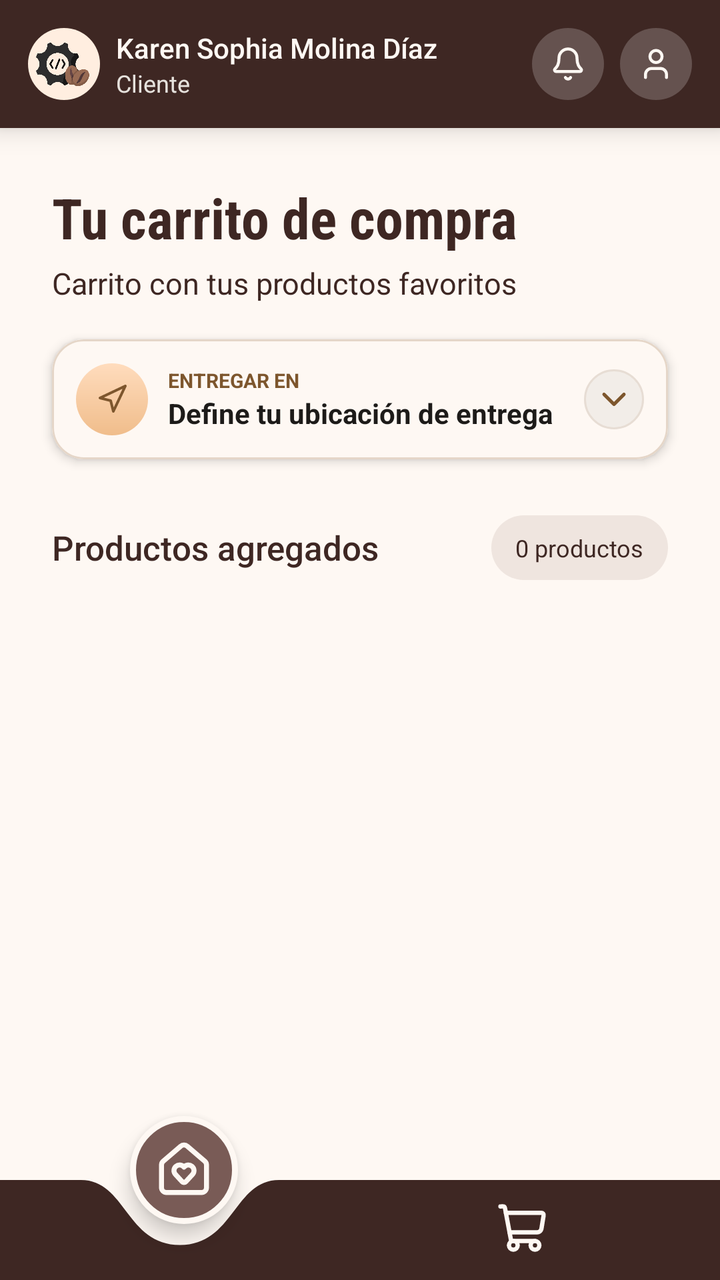
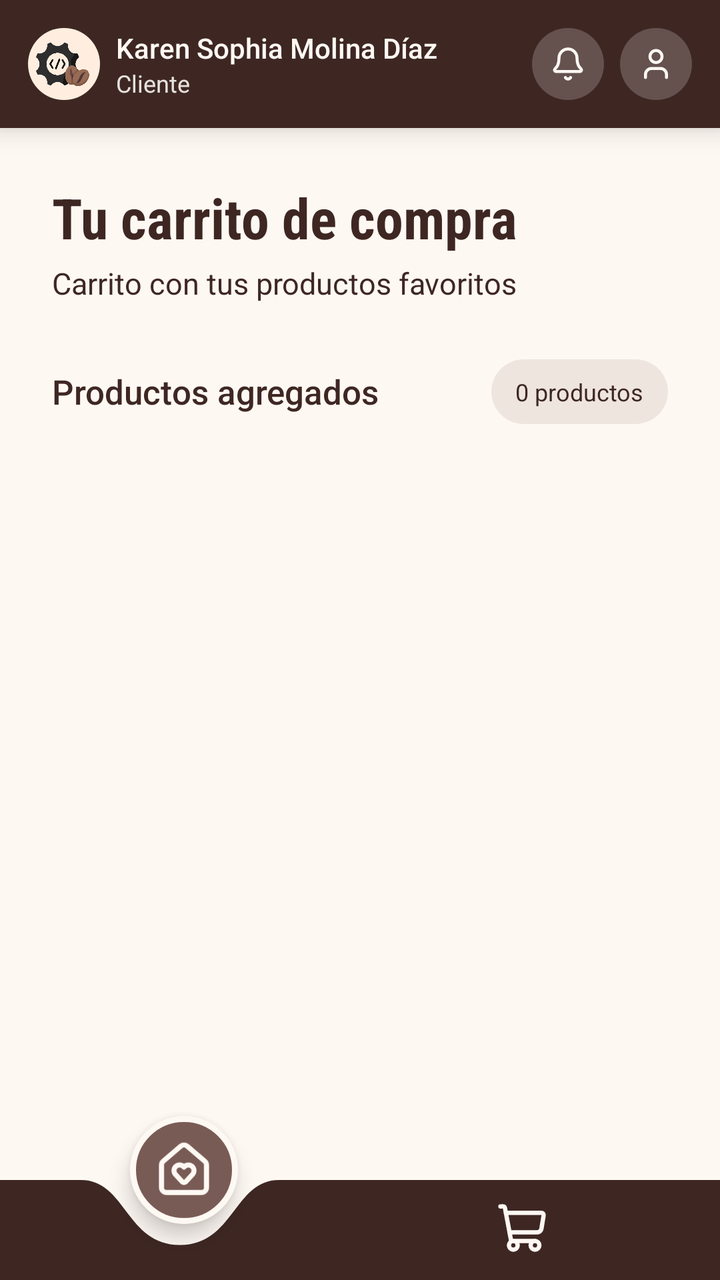

Before-and-after screenshots of an Android layout around one commit, followed by the original layout XML and the change that was made.
<!-- AndroidManifest.xml: application theme Theme.CoffeeTechMobile -->
<!-- res/layout/fragment_cart.xml -->
<?xml version="1.0" encoding="utf-8"?>
<androidx.constraintlayout.widget.ConstraintLayout
    xmlns:android="http://schemas.android.com/apk/res/android"
    xmlns:app="http://schemas.android.com/apk/res-auto"
    android:layout_width="match_parent"
    android:layout_height="match_parent"
    android:background="@color/background_app"
    android:clipChildren="false">

    <LinearLayout
        android:id="@+id/cart_header"
        android:layout_width="0dp"
        android:layout_height="64dp"
        android:background="@color/coffee_primary"
        android:elevation="8dp"
        android:gravity="center_vertical"
        android:orientation="horizontal"
        android:paddingHorizontal="14dp"
        app:layout_constraintTop_toTopOf="parent"
        app:layout_constraintStart_toStartOf="parent"
        app:layout_constraintEnd_toEndOf="parent">

        <ImageView
            android:layout_width="36dp"
            android:layout_height="36dp"
            android:background="@drawable/bg_logo_circle"
            android:contentDescription="@string/logo_description"
            android:padding="4dp"
            android:scaleType="centerInside"
            android:src="@drawable/logo" />

        <LinearLayout
            android:layout_width="0dp"
            android:layout_height="wrap_content"
            android:layout_weight="1"
            android:layout_marginStart="8dp"
            android:orientation="vertical">

            <TextView
                android:id="@+id/cart_customer_name"
                android:layout_width="match_parent"
                android:layout_height="wrap_content"
                android:maxLines="1"
                android:ellipsize="end"
                android:text="Karen Sophia Molina Díaz"
                android:textColor="@color/background_app"
                android:textSize="14sp"
                android:fontFamily="sans-serif-medium" />

            <TextView
                android:id="@+id/cart_header_role"
                android:layout_width="wrap_content"
                android:layout_height="wrap_content"
                android:text="Cliente"
                android:textColor="#E6E2DD"
                android:textSize="12sp" />

        </LinearLayout>

        <ImageButton
            android:id="@+id/cart_notifications_button"
            android:layout_width="36dp"
            android:layout_height="36dp"
            android:layout_marginEnd="8dp"
            android:background="@drawable/bg_header_icon"
            android:contentDescription="@string/notifications"
            android:src="@drawable/ic_notifications"
            app:tint="@color/background_app" />

        <ImageButton
            android:id="@+id/cart_profile_button"
            android:layout_width="36dp"
            android:layout_height="36dp"
            android:background="@drawable/bg_header_icon"
            android:contentDescription="@string/profile"
            android:src="@drawable/ic_user"
            app:tint="@color/background_app" />

    </LinearLayout>

    <androidx.core.widget.NestedScrollView
        android:id="@+id/cart_scroll"
        android:layout_width="0dp"
        android:layout_height="0dp"
        android:fillViewport="true"
        android:clipChildren="false"
        android:clipToPadding="false"
        app:layout_constraintTop_toBottomOf="@id/cart_header"
        app:layout_constraintBottom_toTopOf="@id/cart_bottom_navigation"
        app:layout_constraintStart_toStartOf="parent"
        app:layout_constraintEnd_toEndOf="parent">

        <LinearLayout
            android:layout_width="match_parent"
            android:layout_height="wrap_content"
            android:orientation="vertical"
            android:paddingHorizontal="26dp"
            android:paddingTop="26dp"
            android:paddingBottom="36dp"
            android:clipChildren="false"
            android:clipToPadding="false">

            <TextView
                android:id="@+id/cart_title"
                android:layout_width="match_parent"
                android:layout_height="wrap_content"
                android:text="@string/cart_title"
                android:textColor="@color/coffee_primary"
                android:textSize="28sp"
                android:fontFamily="sans-serif-condensed"
                android:textStyle="bold" />

            <TextView
                android:id="@+id/cart_subtitle"
                android:layout_width="match_parent"
                android:layout_height="wrap_content"
                android:layout_marginTop="4dp"
                android:text="@string/cart_subtitle"
                android:textColor="@color/coffee_primary"
                android:textSize="15sp" />

            <com.google.android.material.card.MaterialCardView
                android:id="@+id/cart_delivery_card"
                android:layout_width="match_parent"
                android:layout_height="wrap_content"
                android:layout_marginTop="18dp"
                app:cardBackgroundColor="@color/background_app"
                app:cardCornerRadius="16dp"
                app:cardElevation="3dp"
                app:strokeColor="#E5D6C8"
                app:strokeWidth="1dp">

                <LinearLayout
                    android:layout_width="match_parent"
                    android:layout_height="wrap_content"
                    android:gravity="center_vertical"
                    android:orientation="horizontal"
                    android:padding="12dp">

                    <ImageView
                        android:layout_width="36dp"
                        android:layout_height="36dp"
                        android:background="@drawable/bg_location_icon"
                        android:contentDescription="@string/delivery_location"
                        android:padding="10dp"
                        android:src="@drawable/ic_map_pin"
                        app:tint="@color/coffee_secondary" />

                    <LinearLayout
                        android:layout_width="0dp"
                        android:layout_height="wrap_content"
                        android:layout_marginStart="10dp"
                        android:layout_weight="1"
                        android:orientation="vertical">

                        <TextView
                            android:layout_width="wrap_content"
                            android:layout_height="wrap_content"
                            android:text="@string/delivery_deliver_to"
                            android:textColor="@color/coffee_secondary"
                            android:textSize="10sp"
                            android:textStyle="bold" />

                        <TextView
                            android:id="@+id/cart_delivery_address"
                            android:layout_width="match_parent"
                            android:layout_height="wrap_content"
                            android:ellipsize="end"
                            android:maxLines="1"
                            android:text="@string/delivery_address_empty"
                            android:textColor="@color/text_dark"
                            android:textSize="14sp"
                            android:textStyle="bold" />

                    </LinearLayout>

                    <ImageButton
                        android:id="@+id/cart_change_location_button"
                        android:layout_width="30dp"
                        android:layout_height="30dp"
                        android:background="@drawable/bg_location_button"
                        android:contentDescription="@string/change_location"
                        android:src="@drawable/ic_chevron_down"
                        app:tint="@color/coffee_secondary" />

                </LinearLayout>

            </com.google.android.material.card.MaterialCardView>

            <LinearLayout
                android:id="@+id/cart_products_header"
                android:layout_width="match_parent"
                android:layout_height="wrap_content"
                android:layout_marginTop="28dp"
                android:gravity="center_vertical"
                android:orientation="horizontal">

                <TextView
                    android:layout_width="0dp"
                    android:layout_height="wrap_content"
                    android:layout_weight="1"
                    android:text="Productos agregados"
                    android:textColor="@color/coffee_primary"
                    android:textSize="17sp"
                    android:fontFamily="sans-serif-medium" />

                <TextView
                    android:id="@+id/cart_products_count"
                    android:layout_width="wrap_content"
                    android:layout_height="wrap_content"
                    android:background="@drawable/bg_user_count_badge"
                    android:paddingHorizontal="12dp"
                    android:paddingVertical="8dp"
                    android:text="0 productos"
                    android:textColor="@color/coffee_primary"
                    android:textSize="12sp" />

            </LinearLayout>

            <include
                android:id="@+id/cart_empty_state"
                layout="@layout/view_cart_empty"
                android:layout_width="match_parent"
                android:layout_height="wrap_content"
                android:layout_marginTop="24dp"
                android:visibility="gone" />

            <androidx.recyclerview.widget.RecyclerView
                android:id="@+id/cart_products_recycler_view"
                android:layout_width="match_parent"
                android:layout_height="wrap_content"
                android:layout_marginTop="16dp"
                android:nestedScrollingEnabled="false"
                android:clipToPadding="false"
                android:overScrollMode="never" />

            <include
                android:id="@+id/cart_order_summary"
                layout="@layout/view_cart_order_summary"
                android:layout_width="match_parent"
                android:layout_height="wrap_content"
                android:visibility="gone" />

            <LinearLayout
                android:id="@+id/cart_checkout_button"
                android:layout_width="match_parent"
                android:layout_height="56dp"
                android:layout_marginTop="22dp"
                android:background="@drawable/bg_create_activate_button"
                android:clickable="true"
                android:focusable="true"
                android:gravity="center"
                android:orientation="horizontal"
                android:elevation="2dp"
                android:visibility="gone">

                <ImageView
                    android:layout_width="20dp"
                    android:layout_height="20dp"
                    android:src="@drawable/ic_shopping_cart"
                    android:contentDescription="@null"
                    app:tint="#FFFFFF" />

                <TextView
                    android:layout_width="wrap_content"
                    android:layout_height="wrap_content"
                    android:layout_marginStart="12dp"
                    android:text="@string/cart_continue_payment"
                    android:textColor="#FFFFFF"
                    android:textSize="15sp"
                    android:fontFamily="sans-serif" />

            </LinearLayout>

        </LinearLayout>

    </androidx.core.widget.NestedScrollView>

    <include
        android:id="@+id/cart_bottom_navigation"
        layout="@layout/view_bottom_navigation"
        android:layout_width="0dp"
        android:layout_height="82dp"
        app:layout_constraintBottom_toBottomOf="parent"
        app:layout_constraintStart_toStartOf="parent"
        app:layout_constraintEnd_toEndOf="parent" />

</androidx.constraintlayout.widget.ConstraintLayout>
<!-- res/layout/view_cart_empty.xml (included above) -->
<?xml version="1.0" encoding="utf-8"?>
<com.google.android.material.card.MaterialCardView
    xmlns:android="http://schemas.android.com/apk/res/android"
    xmlns:app="http://schemas.android.com/apk/res-auto"
    android:layout_width="match_parent"
    android:layout_height="wrap_content"
    android:layout_marginHorizontal="2dp"
    android:layout_marginTop="24dp"
    android:layout_marginBottom="12dp"
    app:cardBackgroundColor="#FFFFFF"
    app:cardCornerRadius="24dp"
    app:cardElevation="3dp"
    app:strokeColor="#EAD9CA"
    app:strokeWidth="1dp">

    <LinearLayout
        android:layout_width="match_parent"
        android:layout_height="wrap_content"
        android:orientation="vertical"
        android:gravity="center_horizontal"
        android:paddingHorizontal="22dp"
        android:paddingTop="32dp"
        android:paddingBottom="30dp">

        <FrameLayout
            android:layout_width="116dp"
            android:layout_height="116dp"
            android:background="@drawable/bg_cart_empty_icon">

            <ImageView
                android:layout_width="58dp"
                android:layout_height="58dp"
                android:layout_gravity="center"
                android:src="@drawable/ic_coffee"
                android:contentDescription="@null"
                app:tint="@color/coffee_primary" />

        </FrameLayout>

        <TextView
            android:id="@+id/cart_empty_title"
            android:layout_width="match_parent"
            android:layout_height="wrap_content"
            android:layout_marginTop="24dp"
            android:gravity="center"
            android:text="@string/cart_empty_title"
            android:textColor="@color/coffee_primary"
            android:textSize="21sp"
            android:fontFamily="sans-serif-medium" />

        <TextView
            android:id="@+id/cart_empty_description"
            android:layout_width="match_parent"
            android:layout_height="wrap_content"
            android:layout_marginTop="12dp"
            android:gravity="center"
            android:text="@string/cart_empty_description"
            android:textColor="@color/coffee_secondary"
            android:textSize="14sp"
            android:lineSpacingExtra="5dp" />

        <LinearLayout
            android:id="@+id/cart_explore_products_button"
            android:layout_width="match_parent"
            android:layout_height="56dp"
            android:layout_marginTop="28dp"
            android:background="@drawable/bg_create_activate_button"
            android:clickable="true"
            android:focusable="true"
            android:gravity="center"
            android:orientation="horizontal"
            android:elevation="2dp">

            <TextView
                android:layout_width="wrap_content"
                android:layout_height="wrap_content"
                android:layout_marginEnd="12dp"
                android:text="@string/cart_explore_products"
                android:textColor="@color/background_app"
                android:textSize="15sp"
                android:fontFamily="sans-serif" />

            <ImageView
                android:layout_width="20dp"
                android:layout_height="20dp"
                android:src="@drawable/ic_chevron_right"
                android:contentDescription="@null"
                app:tint="@color/background_app" />

        </LinearLayout>

        <TextView
            android:layout_width="match_parent"
            android:layout_height="wrap_content"
            android:layout_marginTop="20dp"
            android:gravity="center"
            android:text="@string/cart_empty_footer"
            android:textColor="@color/coffee_secondary"
            android:textSize="12sp" />

    </LinearLayout>

</com.google.android.material.card.MaterialCardView>
<!-- res/layout/view_cart_order_summary.xml (included above) -->
<?xml version="1.0" encoding="utf-8"?>
<com.google.android.material.card.MaterialCardView
    xmlns:android="http://schemas.android.com/apk/res/android"
    xmlns:app="http://schemas.android.com/apk/res-auto"
    android:layout_width="match_parent"
    android:layout_height="wrap_content"
    android:layout_marginHorizontal="2dp"
    android:layout_marginTop="12dp"
    android:layout_marginBottom="8dp"
    app:cardBackgroundColor="#FFFFFF"
    app:cardCornerRadius="22dp"
    app:cardElevation="3dp"
    app:strokeColor="#EAD9CA"
    app:strokeWidth="1dp">

    <LinearLayout
        android:layout_width="match_parent"
        android:layout_height="wrap_content"
        android:orientation="vertical"
        android:padding="18dp">

        <TextView
            android:layout_width="match_parent"
            android:layout_height="wrap_content"
            android:text="@string/cart_order_summary"
            android:textColor="@color/coffee_primary"
            android:textSize="20sp"
            android:textStyle="bold" />

        <View
            android:layout_width="match_parent"
            android:layout_height="1dp"
            android:layout_marginTop="14dp"
            android:layout_marginBottom="16dp"
            android:background="#EAD9CA" />

        <LinearLayout
            android:layout_width="match_parent"
            android:layout_height="wrap_content"
            android:gravity="center_vertical"
            android:orientation="horizontal">

            <TextView
                android:layout_width="0dp"
                android:layout_height="wrap_content"
                android:layout_weight="1"
                android:text="@string/cart_subtotal"
                android:textColor="@color/coffee_secondary"
                android:textSize="14sp" />

            <TextView
                android:id="@+id/cart_summary_subtotal"
                android:layout_width="wrap_content"
                android:layout_height="wrap_content"
                android:textColor="@color/text_dark"
                android:textSize="15sp"
                android:textStyle="bold" />

        </LinearLayout>

        <LinearLayout
            android:layout_width="match_parent"
            android:layout_height="wrap_content"
            android:layout_marginTop="14dp"
            android:gravity="center_vertical"
            android:orientation="horizontal">

            <TextView
                android:layout_width="0dp"
                android:layout_height="wrap_content"
                android:layout_weight="1"
                android:text="@string/cart_discount"
                android:textColor="@color/coffee_secondary"
                android:textSize="14sp" />

            <TextView
                android:id="@+id/cart_summary_discount"
                android:layout_width="wrap_content"
                android:layout_height="wrap_content"
                android:textColor="@color/coffee_secondary"
                android:textSize="15sp" />

        </LinearLayout>

        <LinearLayout
            android:layout_width="match_parent"
            android:layout_height="wrap_content"
            android:layout_marginTop="14dp"
            android:gravity="center_vertical"
            android:orientation="horizontal">

            <TextView
                android:layout_width="0dp"
                android:layout_height="wrap_content"
                android:layout_weight="1"
                android:text="@string/cart_shipping"
                android:textColor="@color/coffee_secondary"
                android:textSize="14sp" />

            <TextView
                android:id="@+id/cart_summary_shipping"
                android:layout_width="wrap_content"
                android:layout_height="wrap_content"
                android:textColor="@color/text_dark"
                android:textSize="15sp" />

        </LinearLayout>

        <View
            android:layout_width="match_parent"
            android:layout_height="1dp"
            android:layout_marginTop="20dp"
            android:layout_marginBottom="18dp"
            android:background="#EAD9CA" />

        <LinearLayout
            android:layout_width="match_parent"
            android:layout_height="wrap_content"
            android:gravity="center_vertical"
            android:orientation="horizontal">

            <TextView
                android:layout_width="0dp"
                android:layout_height="wrap_content"
                android:layout_weight="1"
                android:text="@string/cart_total"
                android:textColor="@color/coffee_primary"
                android:textSize="17sp"
                android:textStyle="bold" />

            <TextView
                android:id="@+id/cart_summary_total"
                android:layout_width="wrap_content"
                android:layout_height="wrap_content"
                android:textColor="@color/coffee_primary"
                android:textSize="20sp"
                android:textStyle="bold" />

        </LinearLayout>

    </LinearLayout>

</com.google.android.material.card.MaterialCardView>
<!-- res/layout/view_bottom_navigation.xml (included above) -->
<?xml version="1.0" encoding="utf-8"?>
<androidx.constraintlayout.widget.ConstraintLayout
    xmlns:android="http://schemas.android.com/apk/res/android"
    xmlns:app="http://schemas.android.com/apk/res-auto"
    android:id="@+id/bottom_navigation_container"
    android:layout_width="match_parent"
    android:layout_height="76dp"
    android:background="@color/background_app">

    <ImageView
        android:id="@+id/bottom_navigation_background"
        android:layout_width="0dp"
        android:layout_height="50dp"
        android:scaleType="fitXY"
        android:src="@drawable/bg_bottom_navigation"
        android:contentDescription="@null"
        app:layout_constraintBottom_toBottomOf="parent"
        app:layout_constraintStart_toStartOf="parent"
        app:layout_constraintEnd_toEndOf="parent" />

    <ImageButton
        android:id="@+id/home_navigation_button"
        android:layout_width="54dp"
        android:layout_height="54dp"
        android:background="@drawable/bg_home_nav_button"
        android:contentDescription="@string/home_navigation"
        android:padding="12dp"
        android:scaleType="fitCenter"
        android:src="@drawable/ic_home"
        android:elevation="6dp"
        app:layout_constraintEnd_toEndOf="parent"
        app:layout_constraintHorizontal_bias="0.212"
        app:layout_constraintStart_toStartOf="parent"
        app:layout_constraintTop_toTopOf="parent"
        app:tint="@color/background_app" />

    <ImageButton
        android:id="@+id/cart_navigation_button"
        android:layout_width="36dp"
        android:layout_height="36dp"
        android:background="?attr/selectableItemBackgroundBorderless"
        android:contentDescription="@string/cart_navigation"
        android:padding="5dp"
        android:scaleType="fitCenter"
        android:src="@drawable/ic_shopping_cart"
        app:tint="@color/background_app"
        app:layout_constraintBottom_toBottomOf="parent"
        app:layout_constraintStart_toStartOf="parent"
        app:layout_constraintEnd_toEndOf="parent"
        app:layout_constraintHorizontal_bias="0.75"
        android:layout_marginBottom="8dp" />

</androidx.constraintlayout.widget.ConstraintLayout>
<!-- resources referenced by this layout -->
<resources>
  <color name="background_app">#FEF8F3</color>
  <color name="coffee_primary">#3E2723</color>
  <color name="coffee_secondary">#7D562D</color>
  <color name="text_dark">#1D1B19</color>
  <!-- drawable bg_header_icon (drawable) -->
  <?xml version="1.0" encoding="utf-8"?>
  <shape xmlns:android="http://schemas.android.com/apk/res/android"
      android:shape="oval">
      <solid android:color="#65524F" />
  </shape>
  <!-- drawable bg_location_button (drawable) -->
  <?xml version="1.0" encoding="utf-8"?>
  <shape xmlns:android="http://schemas.android.com/apk/res/android"
      android:shape="oval">
      <solid android:color="#F2EDE8" />
      <stroke
          android:width="1dp"
          android:color="#E7DDD4" />
  </shape>
  <!-- drawable bg_location_icon (drawable) -->
  <?xml version="1.0" encoding="utf-8"?>
  <shape xmlns:android="http://schemas.android.com/apk/res/android"
      android:shape="oval">
      <gradient
          android:startColor="#FFDCBD"
          android:endColor="#F0BD8B"
          android:angle="350" />
      <stroke android:color="#EBBA89" />
  </shape>
  <!-- drawable bg_logo_circle (drawable) -->
  <?xml version="1.0" encoding="utf-8"?>
  <shape xmlns:android="http://schemas.android.com/apk/res/android"
      android:shape="oval">
      <solid android:color="#FFEEE0" />
  </shape>
  <!-- drawable bg_user_count_badge (drawable) -->
  <?xml version="1.0" encoding="utf-8"?>
  <shape xmlns:android="http://schemas.android.com/apk/res/android">
      <solid android:color="#EFE5DF"/>
      <corners android:radius="50dp"/>
  </shape>
  <!-- drawable ic_chevron_down (drawable) -->
  <vector xmlns:android="http://schemas.android.com/apk/res/android"
      android:width="20dp"
      android:height="20dp"
      android:viewportWidth="24"
      android:viewportHeight="24">
    <path
        android:pathData="m6,9 l6,6 6,-6"
        android:strokeLineJoin="round"
        android:strokeWidth="2"
        android:fillColor="#00000000"
        android:strokeColor="#7D562D"
        android:strokeLineCap="round"/>
  </vector>
  <!-- drawable ic_map_pin (drawable) -->
  <vector xmlns:android="http://schemas.android.com/apk/res/android"
      android:width="24dp"
      android:height="24dp"
      android:viewportWidth="24"
      android:viewportHeight="24">
    <path
        android:pathData="M3,11l19,-9l-9,19l-2,-8l-8,-2z"
        android:strokeLineJoin="round"
        android:strokeWidth="2"
        android:fillColor="#00000000"
        android:strokeColor="#7D562D"
        android:strokeLineCap="round"/>
  </vector>
  <string name="cart_continue_payment">Continuar al pago</string>
  <string name="cart_discount">Descuentos</string>
  <string name="cart_empty_description">¡Todavía no has agregado ningún producto! Explora nuestro menú y encuentra tu próximo café favorito.</string>
  <string name="cart_empty_footer">Preparado con amor, servido con café ☕</string>
  
      // Strings for payment
  <string name="cart_empty_title">Tu carrito está vacío</string>
  <string name="cart_explore_products">Explorar productos</string>
  <string name="cart_navigation">Abrir carrito</string>
  <string name="cart_order_summary">Resumen del pedido</string>
  <string name="cart_shipping">Envío estimado</string>
  <string name="cart_subtitle">Carrito con tus productos favoritos</string>
  <string name="cart_subtotal">Subtotal</string>
  <string name="cart_title">Tu carrito de compra</string>
  <string name="cart_total">Total a pagar</string>
  <string name="change_location">Cambiar ubicación</string>
  <string name="delivery_address_empty">Define tu ubicación de entrega</string>
  <string name="delivery_deliver_to">ENTREGAR EN</string>
  <string name="delivery_location">Ubicación de entrega</string>
  <string name="home_navigation">Ir al inicio</string>
  <string name="logo_description">Logo de Coffee Tech</string>
  <string name="notifications">Notificaciones</string>
  <string name="profile">Mi perfil</string>
  <color name="text_light">#FFFFFF</color>
  <!-- unchanged entries left out for length: 12 -->
</resources>

<!-- the commit's change to res/layout/fragment_cart.xml (unified diff, before → after) -->
@@ -118,74 +118,6 @@
                 android:text="@string/cart_subtitle"
                 android:textColor="@color/coffee_primary"
                 android:textSize="15sp" />
-
-            <com.google.android.material.card.MaterialCardView
-                android:id="@+id/cart_delivery_card"
-                android:layout_width="match_parent"
-                android:layout_height="wrap_content"
-                android:layout_marginTop="18dp"
-                app:cardBackgroundColor="@color/background_app"
-                app:cardCornerRadius="16dp"
-                app:cardElevation="3dp"
-                app:strokeColor="#E5D6C8"
-                app:strokeWidth="1dp">
-
-                <LinearLayout
-                    android:layout_width="match_parent"
-                    android:layout_height="wrap_content"
-                    android:gravity="center_vertical"
-                    android:orientation="horizontal"
-                    android:padding="12dp">
-
-                    <ImageView
-                        android:layout_width="36dp"
-                        android:layout_height="36dp"
-                        android:background="@drawable/bg_location_icon"
-                        android:contentDescription="@string/delivery_location"
-                        android:padding="10dp"
-                        android:src="@drawable/ic_map_pin"
-                        app:tint="@color/coffee_secondary" />
-
-                    <LinearLayout
-                        android:layout_width="0dp"
-                        android:layout_height="wrap_content"
-                        android:layout_marginStart="10dp"
-                        android:layout_weight="1"
-                        android:orientation="vertical">
-
-                        <TextView
-                            android:layout_width="wrap_content"
-                            android:layout_height="wrap_content"
-                            android:text="@string/delivery_deliver_to"
-                            android:textColor="@color/coffee_secondary"
-                            android:textSize="10sp"
-                            android:textStyle="bold" />
-
-                        <TextView
-                            android:id="@+id/cart_delivery_address"
-                            android:layout_width="match_parent"
-                            android:layout_height="wrap_content"
-                            android:ellipsize="end"
-                            android:maxLines="1"
-                            android:text="@string/delivery_address_empty"
-                            android:textColor="@color/text_dark"
-                            android:textSize="14sp"
-                            android:textStyle="bold" />
-
-                    </LinearLayout>
-
-                    <ImageButton
-                        android:id="@+id/cart_change_location_button"
-                        android:layout_width="30dp"
-                        android:layout_height="30dp"
-                        android:background="@drawable/bg_location_button"
-                        android:contentDescription="@string/change_location"
-                        android:src="@drawable/ic_chevron_down"
-                        app:tint="@color/coffee_secondary" />
-
-                </LinearLayout>
-
-            </com.google.android.material.card.MaterialCardView>
 
             <LinearLayout
                 android:id="@+id/cart_products_header"
<!-- resource entries referenced after the edit -->
@@ -9,25 +9,6 @@
   <shape xmlns:android="http://schemas.android.com/apk/res/android"
       android:shape="oval">
       <solid android:color="#65524F" />
-  </shape>
-  <!-- drawable bg_location_button (drawable) -->
-  <?xml version="1.0" encoding="utf-8"?>
-  <shape xmlns:android="http://schemas.android.com/apk/res/android"
-      android:shape="oval">
-      <solid android:color="#F2EDE8" />
-      <stroke
-          android:width="1dp"
-          android:color="#E7DDD4" />
-  </shape>
-  <!-- drawable bg_location_icon (drawable) -->
-  <?xml version="1.0" encoding="utf-8"?>
-  <shape xmlns:android="http://schemas.android.com/apk/res/android"
-      android:shape="oval">
-      <gradient
-          android:startColor="#FFDCBD"
-          android:endColor="#F0BD8B"
-          android:angle="350" />
-      <stroke android:color="#EBBA89" />
   </shape>
   <!-- drawable bg_logo_circle (drawable) -->
   <?xml version="1.0" encoding="utf-8"?>
@@ -41,34 +22,6 @@
       <solid android:color="#EFE5DF"/>
       <corners android:radius="50dp"/>
   </shape>
-  <!-- drawable ic_chevron_down (drawable) -->
-  <vector xmlns:android="http://schemas.android.com/apk/res/android"
-      android:width="20dp"
-      android:height="20dp"
-      android:viewportWidth="24"
-      android:viewportHeight="24">
-    <path
-        android:pathData="m6,9 l6,6 6,-6"
-        android:strokeLineJoin="round"
-        android:strokeWidth="2"
-        android:fillColor="#00000000"
-        android:strokeColor="#7D562D"
-        android:strokeLineCap="round"/>
-  </vector>
-  <!-- drawable ic_map_pin (drawable) -->
-  <vector xmlns:android="http://schemas.android.com/apk/res/android"
-      android:width="24dp"
-      android:height="24dp"
-      android:viewportWidth="24"
-      android:viewportHeight="24">
-    <path
-        android:pathData="M3,11l19,-9l-9,19l-2,-8l-8,-2z"
-        android:strokeLineJoin="round"
-        android:strokeWidth="2"
-        android:fillColor="#00000000"
-        android:strokeColor="#7D562D"
-        android:strokeLineCap="round"/>
-  </vector>
   <string name="cart_continue_payment">Continuar al pago</string>
   <string name="cart_discount">Descuentos</string>
   <string name="cart_empty_description">¡Todavía no has agregado ningún producto! Explora nuestro menú y encuentra tu próximo café favorito.</string>
@@ -84,10 +37,6 @@
   <string name="cart_subtotal">Subtotal</string>
   <string name="cart_title">Tu carrito de compra</string>
   <string name="cart_total">Total a pagar</string>
-  <string name="change_location">Cambiar ubicación</string>
-  <string name="delivery_address_empty">Define tu ubicación de entrega</string>
-  <string name="delivery_deliver_to">ENTREGAR EN</string>
-  <string name="delivery_location">Ubicación de entrega</string>
   <string name="home_navigation">Ir al inicio</string>
   <string name="logo_description">Logo de Coffee Tech</string>
   <string name="notifications">Notificaciones</string>
